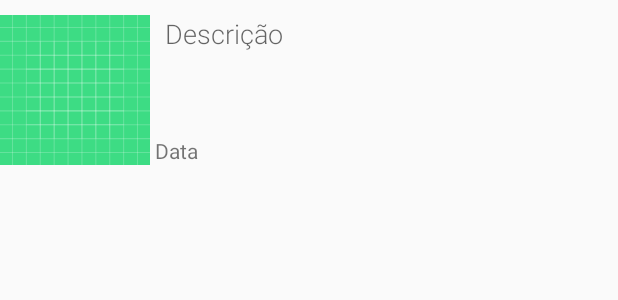
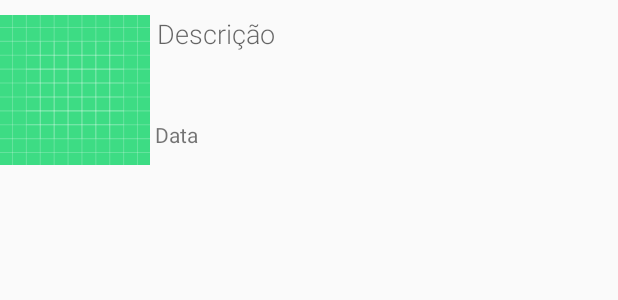
Before and after one commit to qlcimz/Rodobicho.rodoapp, an Android app: the layout item_ocorrencia.xml on its own in the app's theme, with its tools: preview values and no code run, on a phone screen of 412 x 824 dp. Shown: the top 300 px of the screen. Run offline under Robolectric (Android 15) with nearby library versions, the light colour scheme and no system bars.

Commit message:
update - layout fragmento de listagem de ocorrência

```diff
--- a/app/src/main/res/layout/activity_ocorrencias.xml
+++ b/app/src/main/res/layout/activity_ocorrencias.xml
@@ -14,7 +14,7 @@
         android:layout_height="wrap_content"
         android:textSize="20dp"
         android:layout_marginTop="50dp"
-        android:text="Ocorrências Cadastradas"
+        android:text="Minhas Ocorrências"
         android:textColor="#000000"/>
 
     <ScrollView
--- a/app/src/main/res/layout/item_ocorrencia.xml
+++ b/app/src/main/res/layout/item_ocorrencia.xml
@@ -9,10 +9,7 @@
     android:paddingBottom="10dp"
     >
 
-    <TableRow
-        android:layout_centerHorizontal="true"
-        android:layout_width="match_parent"
-        android:layout_height="wrap_content">
+
 
         <ImageView
             android:id="@+id/imageView3"
@@ -22,13 +19,14 @@
 
 
     <LinearLayout
+        android:layout_toRightOf="@id/imageView3"
         android:layout_width="match_parent"
-            android:layout_height="match_parent"
+        android:layout_height="wrap_content"
         android:orientation="vertical">
 
         <TextView
             android:id="@+id/item_descricao"
-                android:layout_width="298dp"
+            android:layout_width="match_parent"
             android:layout_height="70dp"
             android:layout_gravity="center"
             android:layout_marginLeft="3dp"
@@ -38,16 +36,14 @@
             android:textSize="18sp" />
 
         <TextView
-                android:layout_marginLeft="3dp"
             android:id="@+id/item_data"
             android:layout_width="match_parent"
             android:layout_height="wrap_content"
+            android:layout_marginLeft="3dp"
             android:text="Data" />
 
 
     </LinearLayout>
 
 
-    </TableRow>
-
 </RelativeLayout>
```
Lines whose indentation alone changed are shown as unchanged.
